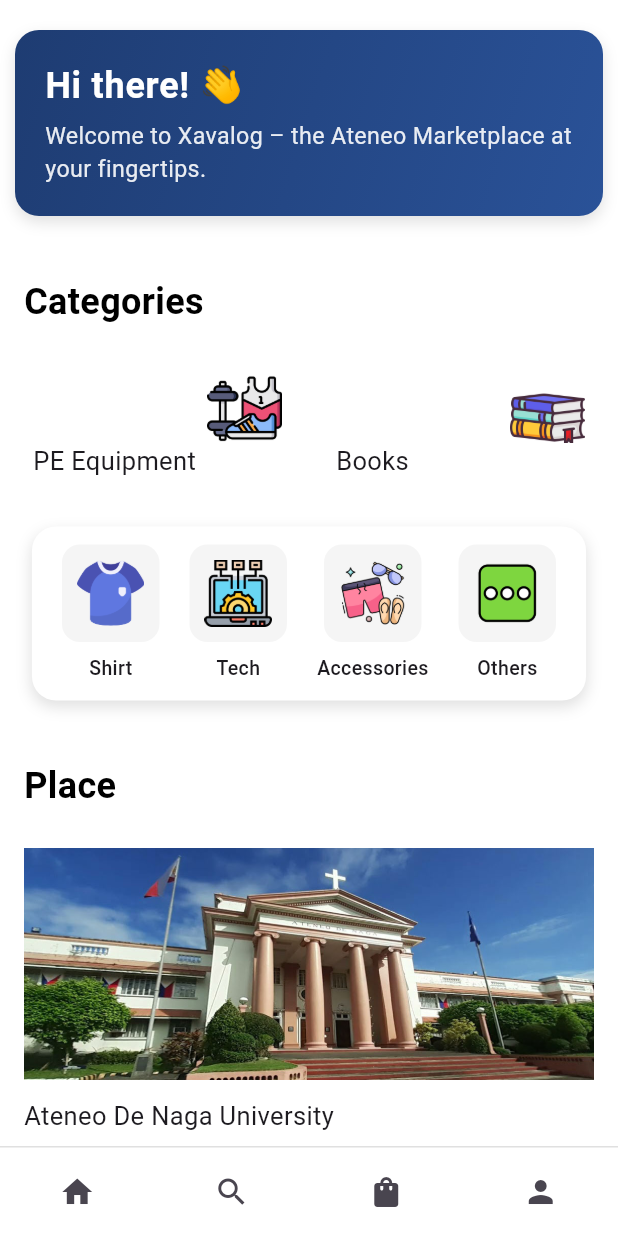
After one commit to fransanityvillareal/xav_log, a Flutter app: the HomeWidget screen opened directly, on a phone screen of 412 x 824 dp. The commit adds this screen. Run offline on Flutter 3.47's test engine with Material 3 defaults, Android fonts, the light colour scheme and no system bars; our stand-ins replace flutter_svg.

Commit message:
Add new product images and update product categories in the home screen add navigation

```diff
--- a/xavlog_market_place/lib/models/product.dart
+++ b/xavlog_market_place/lib/models/product.dart
@@ -79,4 +79,14 @@
     color: const Color(0xFF37474F),
     category: "Books",
   ),
+  Product(
+    id: 6,
+    title: "Cats",
+    price: 2304,
+    condition: "Sold for Repair",
+    description: "Not functional, for parts or repair only.",
+    image: "assets/images/item_6.png",
+    color: const Color(0xFF37474F),
+    category: "Others",
+  ),
 ];
--- /dev/null
+++ b/xavlog_market_place/lib/screens/dashboard/dashboardpage.dart
@@ -0,0 +1,413 @@
+import 'package:flutter/material.dart';
+import 'package:xavlog_market_place/screens/home/home_screen.dart';
+import 'package:provider/provider.dart';
+import 'package:xavlog_market_place/screens/cart/cart_provider.dart';
+
+void main() {
+  runApp(
+    MultiProvider(
+      providers: [
+        ChangeNotifierProvider(create: (context) => CartProvider()),
+      ],
+      child: MaterialApp(
+        home: HomeWidget(),
+        debugShowCheckedModeBanner: false,
+      ),
+    ),
+  );
+}
+
+class HomeWidget extends StatefulWidget {
+  const HomeWidget({super.key});
+
+  @override
+  State<HomeWidget> createState() => _HomeWidgetState();
+}
+
+class _HomeWidgetState extends State<HomeWidget> {
+  String selected = 'Delivery';
+
+  @override
+  Widget build(BuildContext context) {
+    return Scaffold(
+      body: SafeArea(
+        child: SizedBox(
+          width: double.infinity,
+          height: double.infinity,
+          child: Stack(
+            alignment: AlignmentDirectional(1, -1),
+            children: [
+              SizedBox(
+                width: double.infinity,
+                height: double.infinity,
+                child: Column(
+                  children: [
+                    Flexible(
+                      child: SingleChildScrollView(
+                        child: Column(
+                          children: [
+                            _buildHeader(),
+                            _buildSectionTitle('Categories'),
+                            _buildMainCategoryButtons(),
+                            _buildSecondaryCategoryButtons(),
+                            _buildSectionTitle('Place'),
+                            _buildFeaturedContent(),
+                            _buildFeaturedContent(),
+
+                            // _buildOrderItemsList(),
+                          ]
+                              .map((widget) => Padding(
+                                    padding: EdgeInsets.only(bottom: 24),
+                                    child: widget,
+                                  ))
+                              .toList(),
+                        ),
+                      ),
+                    ),
+                    _buildBottomNavBar(),
+                  ],
+                ),
+              ),
+            ],
+          ),
+        ),
+      ),
+    );
+  }
+
+  Widget _buildSectionTitle(String title) {
+    return Align(
+      alignment: Alignment.centerLeft,
+      child: Container(
+        margin: EdgeInsets.fromLTRB(16, 16, 0, 0),
+        child: Text(
+          title,
+          style: TextStyle(
+            fontSize: 24,
+            fontWeight: FontWeight.bold,
+            color: Color.fromARGB(255, 0, 0, 0),
+          ),
+        ),
+      ),
+    );
+  }
+
+  Widget _buildDeliveryOption(String text) {
+    return GestureDetector(
+      onTap: () => setState(() => selected = text),
+      child: Container(
+        padding: EdgeInsets.symmetric(horizontal: 16, vertical: 8),
+        decoration: BoxDecoration(
+          color: selected == text ? Colors.blue : Colors.transparent,
+          borderRadius: BorderRadius.circular(20),
+        ),
+        child: Text(
+          text,
+          style: TextStyle(
+            color: selected == text ? Colors.white : Colors.black,
+          ),
+        ),
+      ),
+    );
+  }
+
+  Widget _buildMainCategoryButtons() {
+    return Padding(
+      padding: EdgeInsets.fromLTRB(10, 0, 10, 0),
+      child: Row(
+        mainAxisAlignment: MainAxisAlignment
+            .spaceBetween, // Ensures even spacing between buttons
+        children: [
+          Expanded(
+              child: _buildCategoryButton(
+            'PE Equipment',
+            'assets/images/sport.png',
+            () {
+              Navigator.push(
+                context,
+                MaterialPageRoute(builder: (context) => HomeScreen()),
+              );
+            },
+          )),
+          SizedBox(width: 12), // Adds spacing between buttons
+          Expanded(
+            child: _buildCategoryButton('Books', 'assets/images/book.png', () {
+              Navigator.push(
+                context,
+                MaterialPageRoute(builder: (context) => HomeScreen()),
+              );
+            }),
+          ),
+        ],
+      ),
+    );
+  }
+
+  Widget _buildHeader() {
+    return Container(
+      width: double.infinity,
+      margin: EdgeInsets.fromLTRB(10, 20, 10, 0),
+      padding: EdgeInsets.all(20),
+      decoration: BoxDecoration(
+        gradient: LinearGradient(
+          colors: [
+            Color(0xFF1E3C72),
+            Color(0xFF2A5298)
+          ], // modern blue gradient
+          begin: Alignment.topLeft,
+          end: Alignment.bottomRight,
+        ),
+        borderRadius: BorderRadius.circular(16),
+        boxShadow: [
+          BoxShadow(
+            color: Colors.black12,
+            blurRadius: 8,
+            offset: Offset(0, 4),
+          ),
+        ],
+      ),
+      child: Column(
+        crossAxisAlignment: CrossAxisAlignment.start,
+        children: [
+          Text(
+            'Hi there! 👋',
+            style: TextStyle(
+              color: Colors.white,
+              fontSize: 24,
+              fontWeight: FontWeight.bold,
+              letterSpacing: 0.5,
+            ),
+          ),
+          SizedBox(height: 6),
+          Text(
+            'Welcome to Xavalog – the Ateneo Marketplace at your fingertips.',
+            style: TextStyle(
+              color: Colors.white.withAlpha((0.9 * 255).toInt()),
+              fontSize: 15.5,
+            ),
+          ),
+        ],
+      ),
+    );
+  }
+
+  Widget _buildCategoryButton(
+      String text, String assetPath, VoidCallback onTap) {
+    return InkWell(
+      onTap: onTap,
+      child: Container(
+        decoration: BoxDecoration(
+          color: Colors.white, //color here
+          borderRadius: BorderRadius.circular(8),
+        ),
+        child: Padding(
+          padding: EdgeInsets.symmetric(horizontal: 12, vertical: 8),
+          child: Column(
+            crossAxisAlignment: CrossAxisAlignment.end,
+            children: [
+              Row(
+                mainAxisAlignment: MainAxisAlignment.end,
+                children: [
+                  Image.asset(
+                    assetPath,
+                    width: 50,
+                    height: 45,
+                    fit: BoxFit.cover,
+                  ),
+                ],
+              ),
+              Row(
+                mainAxisAlignment: MainAxisAlignment.start,
+                children: [
+                  Text(text, style: TextStyle(fontSize: 17)),
+                ],
+              ),
+            ],
+          ),
+        ),
+      ),
+    );
+  }
+
+  Widget _buildSecondaryCategoryButtons() {
+    return Padding(
+      padding:
+          EdgeInsets.fromLTRB(20, 0, 20, 0), // Match header & main category
+      child: Container(
+        padding: EdgeInsets.symmetric(vertical: 12),
+        decoration: BoxDecoration(
+          color: Colors.white,
+          borderRadius: BorderRadius.circular(16),
+          boxShadow: [
+            BoxShadow(
+              color: Colors.black12,
+              blurRadius: 8,
+              offset: Offset(0, 4),
+            ),
+          ],
+        ),
+        child: SingleChildScrollView(
+          scrollDirection: Axis.horizontal,
+          child: Row(
+            children: [
+              SizedBox(width: 20),
+              _buildSmallCategoryButton('Shirt', 'assets/images/shirts.png'),
+              SizedBox(width: 20),
+              _buildSmallCategoryButton('Tech', 'assets/images/tech.png'),
+              SizedBox(width: 20),
+              _buildSmallCategoryButton(
+                  'Accessories', 'assets/images/accessories.png'),
+              SizedBox(width: 20),
+              _buildSmallCategoryButton('Others', 'assets/images/more.png'),
+              SizedBox(width: 20),
+            ],
+          ),
+        ),
+      ),
+    );
+  }
+
+  Widget _buildSmallCategoryButton(String text, String assetPath) {
+    return Column(
+      children: [
+        Container(
+          width: 65,
+          height: 65,
+          decoration: BoxDecoration(
+            color: Color(0xFFF5F5F5),
+            borderRadius: BorderRadius.circular(12),
+          ),
+          child: Padding(
+            padding: const EdgeInsets.all(10),
+            child: Image.asset(
+              assetPath,
+              fit: BoxFit.contain,
+            ),
+          ),
+        ),
+        SizedBox(height: 8),
+        Text(
+          text,
+          textAlign: TextAlign.center,
+          style: TextStyle(fontSize: 13, fontWeight: FontWeight.w500),
+        ),
+      ],
+    );
+  }
+
+  Widget _buildFeaturedContent() {
+    return Padding(
+      padding: EdgeInsets.symmetric(horizontal: 16),
+      child: Column(
+        children: [
+          Stack(
+            alignment: AlignmentDirectional(1, -1),
+            children: [
+              Image.asset(
+                'assets/images/place.jpg',
+                width: double.infinity,
+                height: 155,
+                fit: BoxFit.cover,
+              ),
+              Padding(
+                padding: EdgeInsets.only(top: 16, right: 16),
+              ),
+            ],
+          ),
+          SizedBox(height: 12),
+          Container(
+            decoration: BoxDecoration(
+              borderRadius: BorderRadius.circular(68),
+            ),
+            child: Column(
+              crossAxisAlignment: CrossAxisAlignment.stretch,
+              children: [
+                Text('Ateneo De Naga University', style: TextStyle(fontSize: 17)),
+                SizedBox(height: 8),
+                Row(
+                  children: [
+                    Text('Pick-up and Meet'),
+                    SizedBox(width: 8),
+                    Container(
+                        width: 3,
+                        height: 3,
+                        decoration: BoxDecoration(
+                            color: Colors.black, shape: BoxShape.circle)),
+                    SizedBox(width: 8),
+                    SizedBox(width: 8),
+                    Text('Easy Transaction'),
+                    SizedBox(width: 8),
+                    Container(
+                        width: 3,
+                        height: 3,
+                        decoration: BoxDecoration(
+                            color: Colors.black, shape: BoxShape.circle)),
+                    SizedBox(width: 8),
+                    Text('Trusted Seller'),
+                  ],
+                ),
+              ],
+            ),
+          ),
+        ],
+      ),
+    );
+  }
+
+  // Widget _buildOrderItemsList() {
+  //   return ListView(
+  //     shrinkWrap: true,
+  //     physics: NeverScrollableScrollPhysics(),
+  //     children: [
+  //       _buildOrderItem(),
+  //       _buildOrderItem(),
+  //     ]
+  //         .map((widget) => Padding(
+  //               padding: EdgeInsets.symmetric(horizontal: 16),
+  //               child: widget,
+  //             ))
+  //         .toList(),
+  //   );
+  // }
+
+  // Widget _buildOrderItem() {
+  //   return Container(
+  //     margin: EdgeInsets.only(bottom: 24),
+  //     child: Column(
+  //       children: [
+  //         Container(
+  //           height: 100,
+  //           decoration: BoxDecoration(
+  //             color: Colors.grey[300],
+  //             image: DecorationImage(
+  //               image: AssetImage('assets/images/item_5.png'),
+  //               fit: BoxFit.cover,
+  //             ),
+  //           ),
+  //         ),
+  //         SizedBox(height: 12),
+  //         Text('Order Item'),
+  //       ],
+  //     ),
+  //   );
+  // }
+
+  Widget _buildBottomNavBar() {
+    return Container(
+      height: 60,
+      decoration: BoxDecoration(
+        color: Colors.white,
+        border: Border(top: BorderSide(color: Colors.grey[300]!)),
+      ),
+      child: Row(
+        mainAxisAlignment: MainAxisAlignment.spaceAround,
+        children: [
+          IconButton(icon: Icon(Icons.home), onPressed: () {}),
+          IconButton(icon: Icon(Icons.search), onPressed: () {}),
+          IconButton(icon: Icon(Icons.shopping_bag), onPressed: () {}),
+          IconButton(icon: Icon(Icons.person), onPressed: () {}),
+        ],
+      ),
+    );
+  }
+}
--- a/xavlog_market_place/lib/screens/home/components/body.dart
+++ b/xavlog_market_place/lib/screens/home/components/body.dart
@@ -20,7 +20,8 @@
     'PE Equipment',
     'Shirt',
     'Tech',
-    'Accessories'
+    'Accessories',
+    'Others'
   ];
 
   @override
```
Also changed, not shown: xavlog_market_place/assets/images/accessories.png (added), xavlog_market_place/assets/images/book.png (added), xavlog_market_place/assets/images/more.png (added), xavlog_market_place/assets/images/place.jpg (added), xavlog_market_place/assets/images/shirts.png (added), xavlog_market_place/assets/images/sport.png (added), xavlog_market_place/assets/images/tech.png (added).
